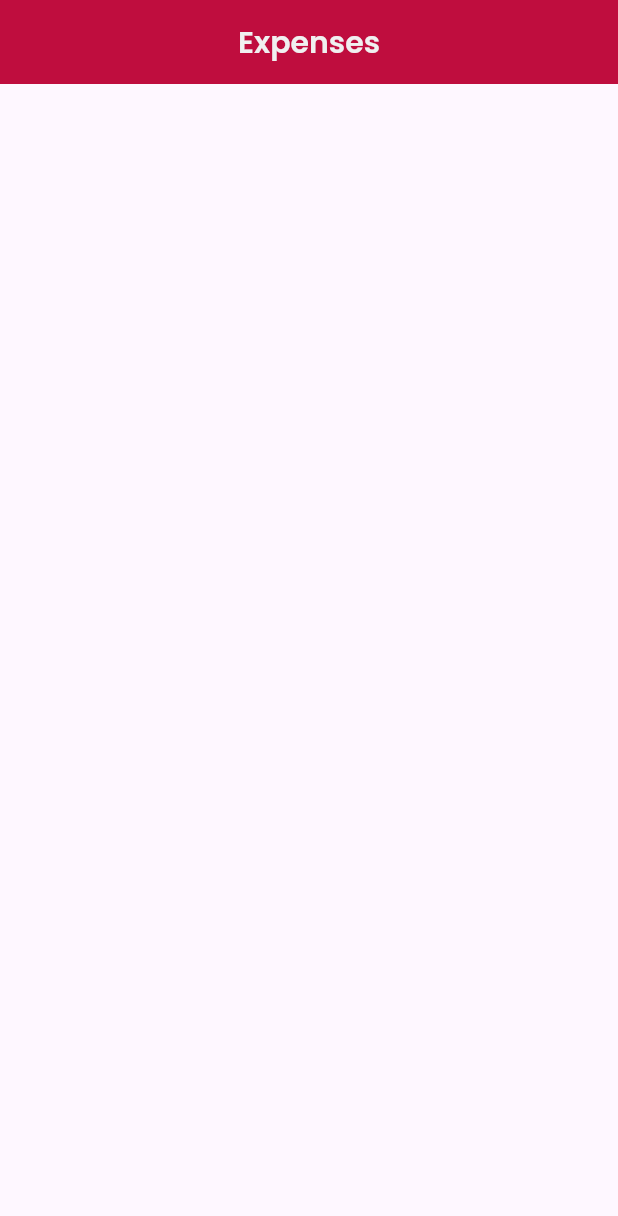
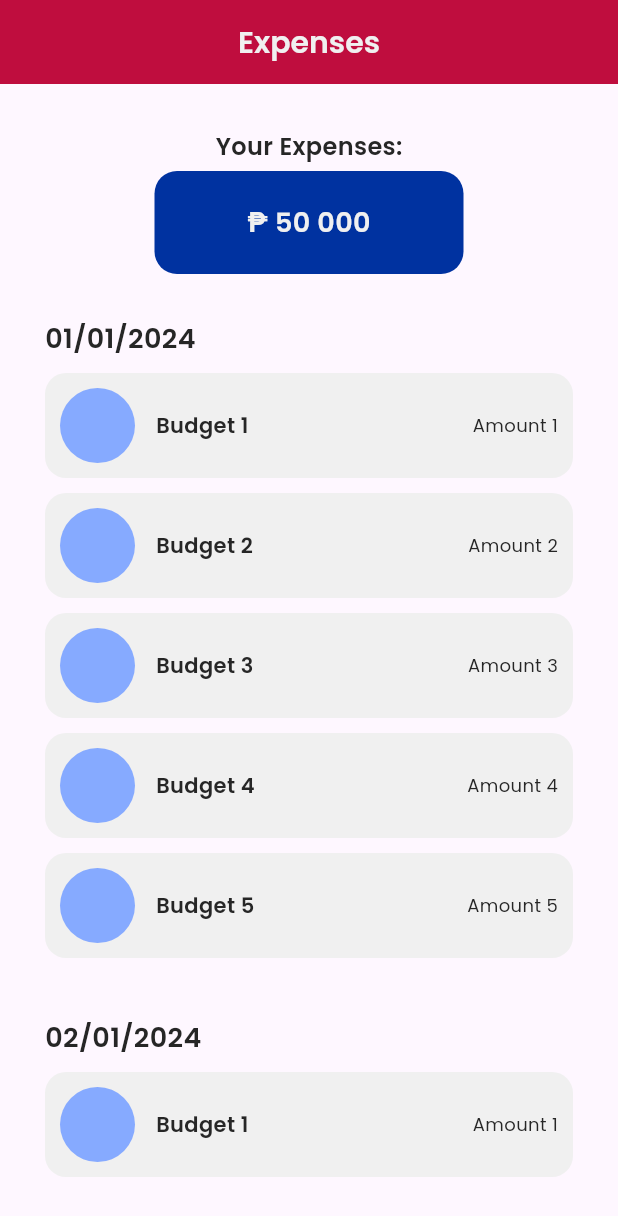
Before and after one commit to hydraadra112/perapal, a Flutter app: the Expenses screen opened directly, on a phone screen of 412 x 824 dp. Shown: the top 1216 px of the screen. Run offline on Flutter 3.47's test engine with Material 3 defaults, Android fonts, the phone set to English and light mode, and no system bars; our stand-ins replace google_fonts.

Commit message:
created expense page

```diff
--- a/lib/components/budget_view.dart
+++ b/lib/components/budget/budget_view.dart
@@ -1,6 +1,6 @@
 import 'package:flutter/material.dart';
 import 'package:perapal/utils/style.dart';
-import '../components/budget_box.dart'; // Import the BudgetBox widget
+import './budget_box.dart'; // Import the BudgetBox widget
 
 class BudgetView extends StatelessWidget {
   const BudgetView({super.key});
--- /dev/null
+++ b/lib/components/expenses/expense_box.dart
@@ -0,0 +1,65 @@
+import 'package:flutter/material.dart';
+import 'package:perapal/utils/style.dart';
+
+class ExpenseBox extends StatelessWidget {
+  final String budgetName;
+  final String amountRemaining;
+
+  const ExpenseBox({
+    super.key,
+    required this.budgetName,
+    required this.amountRemaining,
+  });
+
+  @override
+  Widget build(BuildContext context) {
+    return GestureDetector(
+      onTap: () {
+        // Add your desired action here when the box is clicked
+        // For now, do nothing
+      },
+      child: Padding(
+        padding: EdgeInsets.only(bottom: xsmall),
+        child: Container(
+          decoration: BoxDecoration(
+            color: textLight,
+            borderRadius: BorderRadius.circular(small),
+          ),
+          child: Padding(
+            padding: EdgeInsets.all(xsmall),
+            child: Row(
+              mainAxisAlignment: MainAxisAlignment.spaceBetween,
+              children: [
+                Row(
+                  children: [
+                    Container(
+                      width: large,
+                      height: large,
+                      decoration: BoxDecoration(
+                        color: blueLight,
+                        shape: BoxShape.circle,
+                      ),
+                    ),
+                    SizedBox(width: small),
+                    Text(
+                      budgetName,
+                      style: heading4,
+                    ),
+                  ],
+                ),
+                Column(
+                  children: [
+                    Text(
+                      amountRemaining,
+                      style: p2,
+                    ),
+                  ],
+                ),
+              ],
+            ),
+          ),
+        ),
+      ),
+    );
+  }
+}
--- /dev/null
+++ b/lib/components/expenses/total_expense.dart
@@ -0,0 +1,41 @@
+import 'package:flutter/material.dart';
+import 'package:perapal/utils/style.dart';
+
+class TotalExpense extends StatelessWidget {
+  const TotalExpense({super.key});
+
+@override
+  Widget build(BuildContext context) {
+    return Center(
+          child: Column(
+            mainAxisAlignment: MainAxisAlignment.center,
+            children: [
+              Text(
+                "Your Expenses:",
+                style: heading3,
+              ),
+              const SizedBox(
+                height: 5,
+                ), // Adjust the spacing between text and button
+              Container(
+                decoration: BoxDecoration(
+                  color: blue,
+                  borderRadius: const BorderRadius.vertical(
+                    top: Radius.circular(15),
+                    bottom: Radius.circular(15),
+                  ),
+                ),
+                width: MediaQuery.of(context).size.width / 2,
+                height: MediaQuery.of(context).size.width / 6,
+                child: Center(
+                  child: Text(
+                    "₱ 50 000",
+                    style: heading2L,
+                  ),
+                ),
+              ),
+            ],
+        ),
+    );
+  }
+}
--- a/lib/pages/dashboard.dart
+++ b/lib/pages/dashboard.dart
@@ -1,7 +1,7 @@
 import 'package:flutter/material.dart';
 import "package:perapal/components/total_fund.dart";
 import 'package:perapal/utils/style.dart';
-import 'package:perapal/components/budget_view.dart';
+import 'package:perapal/components/budget/budget_view.dart';
 
 class Dashboard extends StatelessWidget {
   const Dashboard({super.key});
--- a/lib/pages/expense_page.dart
+++ b/lib/pages/expense_page.dart
@@ -1,5 +1,7 @@
 import 'package:flutter/material.dart';
 import 'package:perapal/utils/style.dart';
+import 'package:perapal/components/expenses/expense_box.dart';
+import 'package:perapal/components/expenses/total_expense.dart';
 
 class Expenses extends StatelessWidget {
   const Expenses({super.key});
@@ -9,15 +11,65 @@ class Expenses extends StatelessWidget {
     return Scaffold(
       appBar: AppBar(
         centerTitle: true,
-        title: Text("Expenses",
-        style: heading1L,
-        selectionColor: textDark,
+        title: Text(
+          "Expenses",
+          style: heading1L,
+          selectionColor: textDark,
         ),
         elevation: 0,
         backgroundColor: red,
-        automaticallyImplyLeading: false
-    )
+        automaticallyImplyLeading: false,
+      ),
+      body: SingleChildScrollView(
+        child: Padding(
+          padding: const EdgeInsets.symmetric(horizontal: 30), // Add horizontal padding
+          child: Column(
+            crossAxisAlignment: CrossAxisAlignment.start, // Align children to the start (left)
+            children: [
+
+              Padding(padding: EdgeInsets.only(top: medium)),
+
+              const TotalExpense(),
+
+              Padding(padding: EdgeInsets.only(top: medium)),
+
+              // First date collection with three expense boxes
+              _buildDateSection("01/01/2024", 5),
+
+              Padding(padding: EdgeInsets.only(top: medium)),
+
+              // Second date collection with three expense boxes
+              _buildDateSection("02/01/2024", 1),
+
+              Padding(padding: EdgeInsets.only(top: medium)),
+
+              // Third date collection with three expense boxes
+              _buildDateSection("03/01/2024", 4),
+            ],
+          ),
+        ),
+      ),
     );
+  }
 
+  Widget _buildDateSection(String date, int numOfExpenseBoxes) {
+    List<Widget> expenseBoxes = List.generate(numOfExpenseBoxes, (index) => ExpenseBox(
+      budgetName: "Budget ${index + 1}",
+      amountRemaining: "Amount ${index + 1}"
+    ));
+
+    return Column(
+      crossAxisAlignment: CrossAxisAlignment.start, // Align date text to the start (left)
+      children: [
+        Text(
+          date,
+          style: heading2D,
+        ),
+        const SizedBox(height: 10), // Spacer
+        Column(
+          children: expenseBoxes,
+        ),
+      ],
+    );
   }
 }
```
Also changed, not shown: lib/components/budget/budget_box.dart (renamed from lib/components/budget_box.dart).
